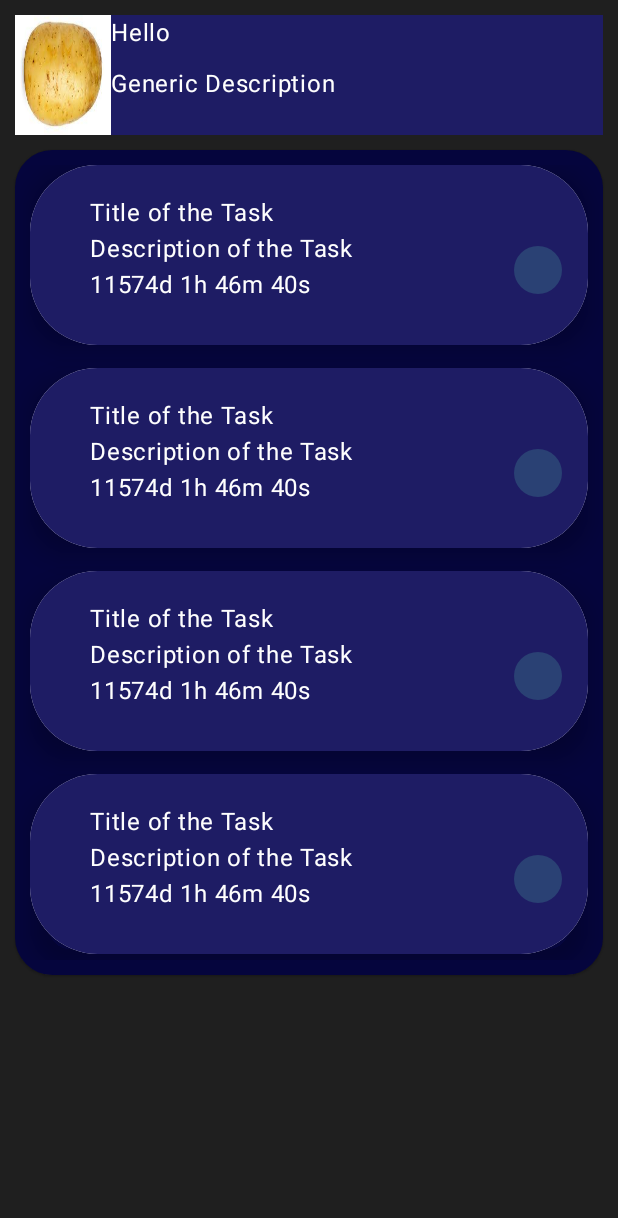
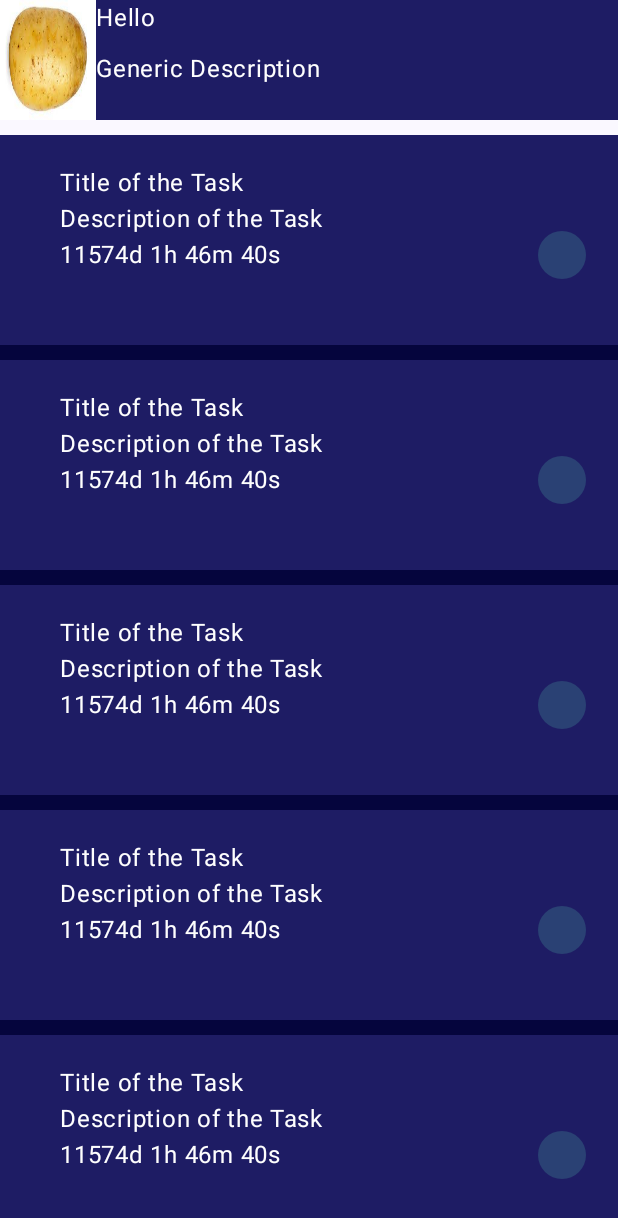
Before and after one commit to TheRealAnonymous008/MOBDEVE_Project, an Android app built with Jetpack Compose: the @Preview function PreviewMainWindow, on a phone screen of 412 x 824 dp. Shown: the top 1218 px of the screen. Run offline under Robolectric (Android 15) with nearby library versions, the phone set to English and light mode, and no system bars.

Commit message:
Revert "Merge pull request #1 from TheRealAnonymous008/jared-branch"
This reverts commit b13bfbfa2e37e75666543d32ee81622b6514851f, reversing
changes made to 44b2c9d8db3c5d80716a8a27f76d549cadae83a5.

```diff
--- a/app/src/main/java/com/mobdeve/s12/mp/gamification/MainWindowCompose.kt
+++ b/app/src/main/java/com/mobdeve/s12/mp/gamification/MainWindowCompose.kt
@@ -13,7 +13,6 @@ import com.mobdeve.s12.mp.gamification.model.createDefaultTask
 import com.mobdeve.s12.mp.gamification.model.createDefaultTaskList
 import com.mobdeve.s12.mp.gamification.ui.components.MainWindow
 import java.time.LocalDateTime
-
 
 class MainWindowCompose : ComponentActivity() {
     override fun onCreate(savedInstanceState: Bundle?) {
--- a/app/src/main/java/com/mobdeve/s12/mp/gamification/ui/components/MainWindow.kt
+++ b/app/src/main/java/com/mobdeve/s12/mp/gamification/ui/components/MainWindow.kt
@@ -1,7 +1,6 @@
 package com.mobdeve.s12.mp.gamification.ui.components
 
 import androidx.compose.foundation.background
-import androidx.compose.foundation.border
 import androidx.compose.foundation.layout.Box
 import androidx.compose.foundation.layout.Column
 import androidx.compose.foundation.layout.Spacer
@@ -9,26 +8,18 @@ import androidx.compose.foundation.layout.fillMaxHeight
 import androidx.compose.foundation.layout.fillMaxSize
 import androidx.compose.foundation.layout.fillMaxWidth
 import androidx.compose.foundation.layout.height
-import androidx.compose.foundation.layout.padding
 import androidx.compose.foundation.lazy.LazyRow
 import androidx.compose.foundation.pager.HorizontalPager
-import androidx.compose.foundation.shape.RoundedCornerShape
-import androidx.compose.material3.Card
-import androidx.compose.material3.CardDefaults
-import androidx.compose.material3.ElevatedCard
 import androidx.compose.material3.MaterialTheme
 import androidx.compose.material3.Surface
 import androidx.compose.runtime.Composable
 import androidx.compose.ui.Alignment
 import androidx.compose.ui.Modifier
-import androidx.compose.ui.graphics.Color
 import androidx.compose.ui.unit.dp
 import com.mobdeve.s12.mp.gamification.model.Profile
 import com.mobdeve.s12.mp.gamification.model.Skill
 import com.mobdeve.s12.mp.gamification.model.Task
-import com.mobdeve.s12.mp.gamification.ui.theme.Background
 import com.mobdeve.s12.mp.gamification.ui.theme.MOBDEVEProjectTheme
-import com.mobdeve.s12.mp.gamification.ui.theme.PrimaryColor
 import com.mobdeve.s12.mp.gamification.ui.theme.SecondaryColor
 
 
@@ -39,26 +30,23 @@ fun MainWindow(profile : Profile, list : ArrayList<Task>, skills : ArrayList<Ski
     MOBDEVEProjectTheme{
         // A surface container using the 'background' color from the theme
         Surface(
-            color = Background
+            modifier = Modifier.fillMaxSize(),
+            color = MaterialTheme.colorScheme.background
         ) {
             Column(
-                modifier = Modifier
-                    .fillMaxSize()
-                    .padding(10.dp)
+                modifier = Modifier.fillMaxSize()
             ) {
                 ProfileHeader(profile)
 
                 Spacer(modifier = Modifier.height(10.dp))
 
-                ElevatedCard (
-                    colors = CardDefaults.cardColors(
-                        containerColor = SecondaryColor
-                    ),
-                    shape = RoundedCornerShape(25.dp),
+                Box(
                     modifier = Modifier
-                        .height(550.dp)
+                        .background(SecondaryColor)
+                        .fillMaxHeight()
+                        .fillMaxWidth()
+                ){
 
-                ){
                     TaskList(taskList = list)
 //                    SkillList(skills)
                 }
--- a/app/src/main/java/com/mobdeve/s12/mp/gamification/ui/components/TaskEntry.kt
+++ b/app/src/main/java/com/mobdeve/s12/mp/gamification/ui/components/TaskEntry.kt
@@ -1,7 +1,6 @@
 package com.mobdeve.s12.mp.gamification.ui.components
 
 import androidx.compose.foundation.background
-import androidx.compose.foundation.border
 import androidx.compose.foundation.layout.Box
 import androidx.compose.foundation.layout.Column
 import androidx.compose.foundation.layout.IntrinsicSize
@@ -10,23 +9,12 @@ import androidx.compose.foundation.layout.fillMaxSize
 import androidx.compose.foundation.layout.fillMaxWidth
 import androidx.compose.foundation.layout.height
 import androidx.compose.foundation.layout.padding
-import androidx.compose.foundation.layout.size
 import androidx.compose.foundation.layout.width
-import androidx.compose.foundation.shape.RoundedCornerShape
 import androidx.compose.material3.Button
-import androidx.compose.material3.Card
-import androidx.compose.material3.CardDefaults
-import androidx.compose.material3.ElevatedCard
 import androidx.compose.material3.Text
 import androidx.compose.runtime.Composable
 import androidx.compose.ui.Alignment
 import androidx.compose.ui.Modifier
-import androidx.compose.ui.draw.blur
-import androidx.compose.ui.draw.shadow
-import androidx.compose.ui.graphics.Color
-import androidx.compose.ui.graphics.DefaultShadowColor
-import androidx.compose.ui.modifier.modifierLocalConsumer
-import androidx.compose.ui.unit.Dp
 import androidx.compose.ui.unit.dp
 import com.mobdeve.s12.mp.gamification.model.Task
 import com.mobdeve.s12.mp.gamification.ui.theme.PrimaryColor
@@ -35,22 +23,10 @@ import com.mobdeve.s12.mp.gamification.ui.theme.TextColor
 
 @Composable
 fun TaskEntry(task : Task){
-    Card (
-        shape = (
-            RoundedCornerShape(size = 45.dp)
-        ),
+    Box(
         modifier = Modifier
-            .height(135.dp)
-            .padding(
-                bottom = 15.dp,
-            )
-            .shadow(
-                elevation = 10.dp,
-                shape = RoundedCornerShape(size = 30.dp),
-                ambientColor = DefaultShadowColor,
-                spotColor = DefaultShadowColor
-            )
-
+            .fillMaxWidth()
+            .padding(bottom = 10.dp)
     ){
         Box(
             modifier = Modifier
--- a/app/src/main/java/com/mobdeve/s12/mp/gamification/ui/components/TaskList.kt
+++ b/app/src/main/java/com/mobdeve/s12/mp/gamification/ui/components/TaskList.kt
@@ -1,24 +1,20 @@
 package com.mobdeve.s12.mp.gamification.ui.components
 
-import androidx.compose.foundation.background
 import androidx.compose.foundation.layout.fillMaxSize
-import androidx.compose.foundation.layout.padding
 import androidx.compose.foundation.lazy.LazyColumn
 import androidx.compose.foundation.lazy.items
-import androidx.compose.material3.Card
 import androidx.compose.runtime.Composable
 import androidx.compose.ui.Modifier
-import androidx.compose.ui.unit.Dp
-import androidx.compose.ui.unit.dp
 import com.mobdeve.s12.mp.gamification.model.Task
 
 @Composable
 fun TaskList(taskList : ArrayList<Task>){
     LazyColumn(
         modifier = Modifier
-            .fillMaxSize()
-            .padding(all = 10.dp)
+            .fillMaxSize(),
+
         // TODO: Add padding as necessary
+
     ) {
         items(taskList) { task ->
             TaskEntry(task)
--- a/app/src/main/res/values/refs.xml
+++ /dev/null
@@ -1,4 +0,0 @@
-<?xml version="1.0" encoding="utf-8"?>
-<resources>
-    <drawable name="potato" />
-</resources>
--- a/build.gradle.kts
+++ b/build.gradle.kts
@@ -1,5 +1,5 @@
 // Top-level build file where you can add configuration options common to all sub-projects/modules.
 plugins {
-    id("com.android.application") version "8.1.2" apply false
+    id("com.android.application") version "8.1.1" apply false
     id("org.jetbrains.kotlin.android") version "1.9.0" apply false
 }
```
